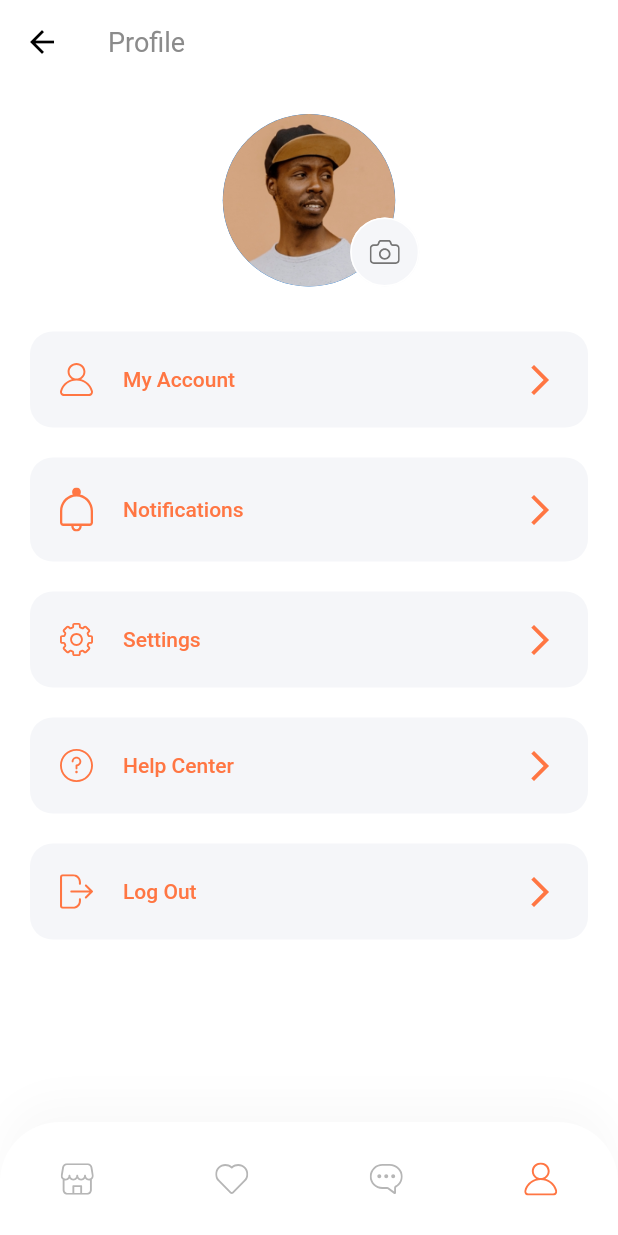
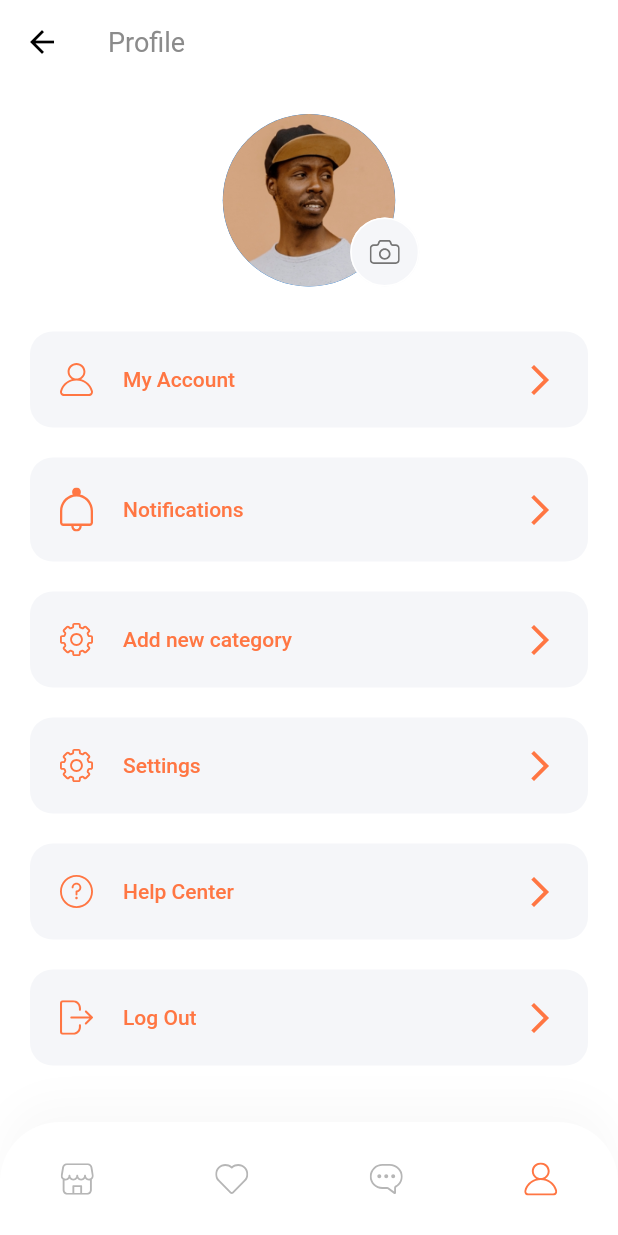
Before and after one commit to HashemAlkeshawi/E-commerce_with_firebase_3, a Flutter app: the ProfileScreen screen opened by its route, on a phone screen of 412 x 824 dp. Run offline on Flutter 3.47's test engine with Material 2 defaults, Android fonts, the phone set to English and light mode, and no system bars; our stand-ins replace cloud_firestore, firebase_auth, firebase_core, flutter_svg, shared_preferences; accounts and stored records are empty; Roboto replaces fonts that are missing (Muli).

Commit message:
nothing important

```diff
--- a/lib/screens/details/components/color_dots.dart
+++ b/lib/screens/details/components/color_dots.dart
@@ -15,7 +15,6 @@ class ColorDots extends StatelessWidget {
 
   @override
   Widget build(BuildContext context) {
-    // Now this is fixed and only for demo
     int selectedColor = 3;
     return Padding(
       padding:
--- a/lib/screens/otp/components/otp_form.dart
+++ b/lib/screens/otp/components/otp_form.dart
@@ -3,6 +3,7 @@ import 'package:flutter/material.dart';
 import '../../../components/default_button.dart';
 import '../../../constants.dart';
 import '../../../size_config.dart';
+import '../../sign_in/sign_in_screen.dart';
 
 class OtpForm extends StatefulWidget {
   const OtpForm({
@@ -109,7 +110,10 @@ class _OtpFormState extends State<OtpForm> {
           SizedBox(height: SizeConfig.screenHeight * 0.15),
           DefaultButton(
             text: "Continue",
-            press: () {},
+            press: () {
+              Navigator.pushReplacement(context,
+                  MaterialPageRoute(builder: (context) => SignInScreen()));
+            },
           )
         ],
       ),
--- a/lib/screens/profile/components/body.dart
+++ b/lib/screens/profile/components/body.dart
@@ -23,6 +23,13 @@ class Body extends StatelessWidget {
             press: () {},
           ),
           ProfileMenu(
+            text: "Add new category",
+            icon: "assets/icons/Settings.svg",
+            press: () {
+              // Navigator.pushReplacement(context, MaterialPageRoute(builder: ((context) =>)
+            },
+          ),
+          ProfileMenu(
             text: "Settings",
             icon: "assets/icons/Settings.svg",
             press: () {},
--- a/lib/screens/sign_in/components/sign_form.dart
+++ b/lib/screens/sign_in/components/sign_form.dart
@@ -1,6 +1,8 @@
+import 'package:e_commerce/Providers/Auth.dart';
 import 'package:e_commerce/components/form_error.dart';
 import 'package:e_commerce/helper/keyboard.dart';
 import 'package:flutter/material.dart';
+import 'package:provider/provider.dart';
 
 import '../../../components/custom_surfix_icon.dart';
 import '../../../components/default_button.dart';
@@ -72,10 +74,12 @@ class _SignFormState extends State<SignForm> {
           SizedBox(height: getProportionateScreenHeight(20)),
           DefaultButton(
             text: "Continue",
-            press: () {
+            press: () async {
               if (_formKey.currentState!.validate()) {
                 _formKey.currentState!.save();
                 // if all are valid then go to success screen
+                await Provider.of<UserAuth>(context, listen: false)
+                    .signIn(email!, password!);
                 KeyboardUtil.hideKeyboard(context);
                 Navigator.pushNamed(context, LoginSuccessScreen.routeName);
               }
--- a/pubspec.yaml
+++ b/pubspec.yaml
@@ -63,8 +63,8 @@ flutter:
 
   # To add assets to your application, add an assets section, like this:
   assets:
-    - assets/images/
-    - assets/icons/
+  - assets/images/
+  - assets/icons/
 
   # An image asset can refer to one or more resolution-specific "variants", see
   # https://flutter.dev/assets-and-images/#resolution-aware
```
Also changed, not shown: lib/screens/otp/components/body.dart (+1 -9 lines).
